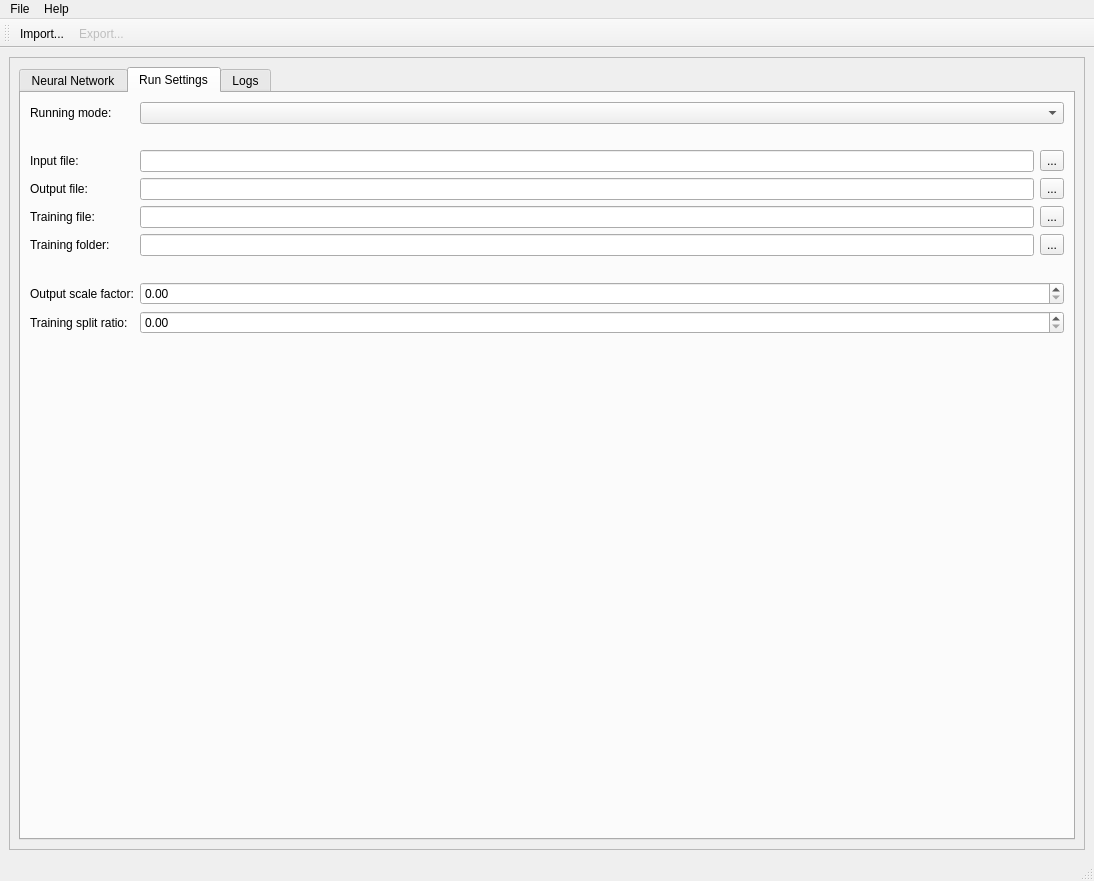
obewan/SIPAI, file gui/MainWindow.ui: the form before one commit.
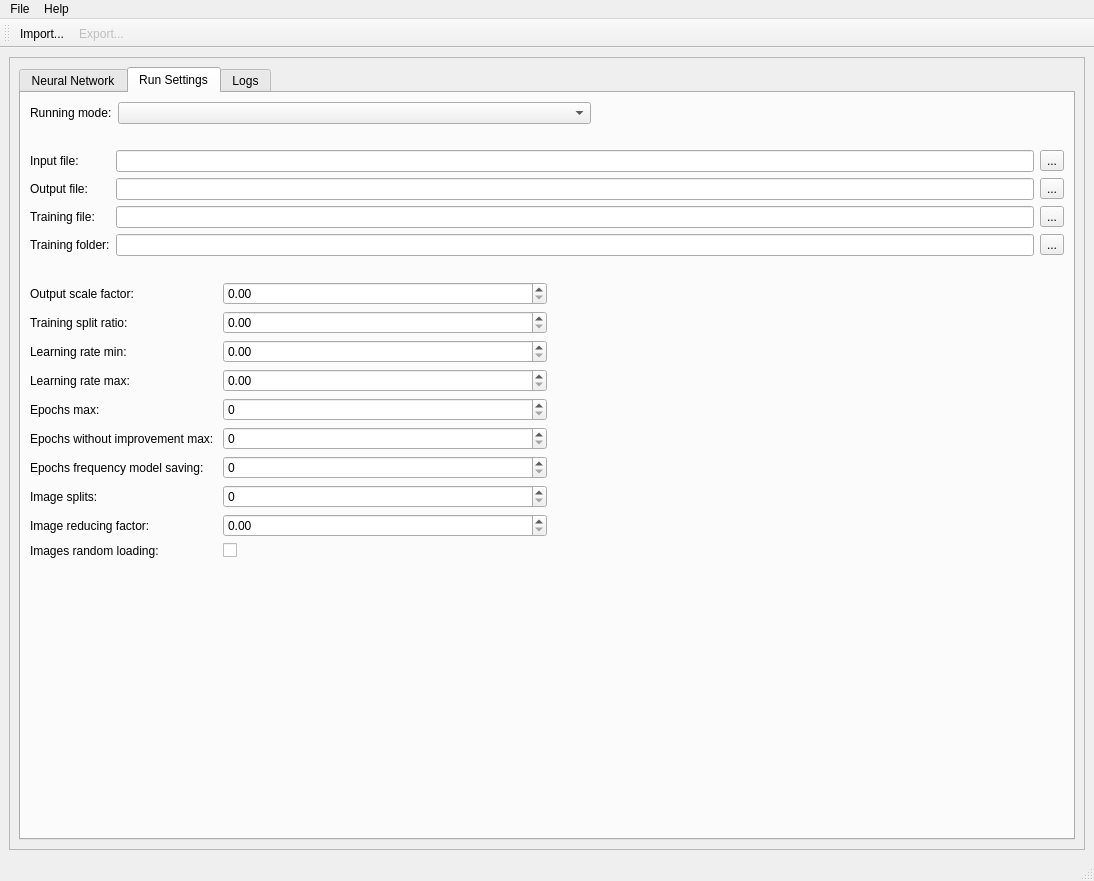
The form after the commit. The open tabs and pages were chosen to show the change. Icons and pictures are not drawn.

```diff
--- a/gui/MainWindow.ui
+++ b/gui/MainWindow.ui
@@ -97,7 +97,7 @@
                   <item>
                    <widget class="QLineEdit" name="lineEditCurrentNetwork">
                     <property name="enabled">
-                     <bool>false</bool>
+                     <bool>true</bool>
                     </property>
                    </widget>
                   </item>
@@ -602,9 +602,9 @@
            </attribute>
            <layout class="QHBoxLayout" name="horizontalLayout_7">
             <item>
-             <layout class="QVBoxLayout" name="verticalLayout_4">
+             <layout class="QVBoxLayout" name="verticalLayout_4" stretch="0,0,1">
               <item>
-               <layout class="QFormLayout" name="formLayout">
+               <layout class="QFormLayout" name="formLayout_7">
                 <item row="0" column="0">
                  <widget class="QLabel" name="labelMode">
                   <property name="text">
@@ -613,16 +613,58 @@
                  </widget>
                 </item>
                 <item row="0" column="1">
-                 <widget class="QComboBox" name="comboBoxMode"/>
-                </item>
-                <item row="2" column="0">
+                 <layout class="QHBoxLayout" name="horizontalLayout_15" stretch="1,1">
+                  <item>
+                   <widget class="QComboBox" name="comboBoxMode">
+                    <property name="sizePolicy">
+                     <sizepolicy hsizetype="Preferred" vsizetype="Fixed">
+                      <horstretch>0</horstretch>
+                      <verstretch>0</verstretch>
+                     </sizepolicy>
+                    </property>
+                   </widget>
+                  </item>
+                  <item>
+                   <spacer name="horizontalSpacer_4">
+                    <property name="orientation">
+                     <enum>Qt::Horizontal</enum>
+                    </property>
+                    <property name="sizeHint" stdset="0">
+                     <size>
+                      <width>40</width>
+                      <height>20</height>
+                     </size>
+                    </property>
+                   </spacer>
+                  </item>
+                 </layout>
+                </item>
+                <item row="1" column="0">
+                 <widget class="QLabel" name="labelSpace_11">
+                  <property name="text">
+                   <string/>
+                  </property>
+                 </widget>
+                </item>
+                <item row="1" column="1">
+                 <widget class="QLabel" name="labelSpace_12">
+                  <property name="text">
+                   <string/>
+                  </property>
+                 </widget>
+                </item>
+               </layout>
+              </item>
+              <item>
+               <layout class="QFormLayout" name="formLayout_6">
+                <item row="0" column="0">
                  <widget class="QLabel" name="labelInputFile">
                   <property name="text">
                    <string>Input file:</string>
                   </property>
                  </widget>
                 </item>
-                <item row="2" column="1">
+                <item row="0" column="1">
                  <layout class="QHBoxLayout" name="horizontalLayout_8">
                   <item>
                    <widget class="QLineEdit" name="lineEditInputFile"/>
@@ -640,14 +682,14 @@
                   </item>
                  </layout>
                 </item>
-                <item row="3" column="0">
+                <item row="1" column="0">
                  <widget class="QLabel" name="labelOutputFile">
                   <property name="text">
                    <string>Output file:</string>
                   </property>
                  </widget>
                 </item>
-                <item row="3" column="1">
+                <item row="1" column="1">
                  <layout class="QHBoxLayout" name="horizontalLayout_2">
                   <item>
                    <widget class="QLineEdit" name="lineEditOuputFile"/>
@@ -665,14 +707,14 @@
                   </item>
                  </layout>
                 </item>
-                <item row="4" column="0">
+                <item row="2" column="0">
                  <widget class="QLabel" name="labelTrainingFile">
                   <property name="text">
                    <string>Training file:</string>
                   </property>
                  </widget>
                 </item>
-                <item row="4" column="1">
+                <item row="2" column="1">
                  <layout class="QHBoxLayout" name="horizontalLayout_10">
                   <item>
                    <widget class="QLineEdit" name="lineEditTrainingFile"/>
@@ -690,14 +732,14 @@
                   </item>
                  </layout>
                 </item>
-                <item row="5" column="0">
+                <item row="3" column="0">
                  <widget class="QLabel" name="labelTrainingFolder">
                   <property name="text">
                    <string>Training folder:</string>
                   </property>
                  </widget>
                 </item>
-                <item row="5" column="1">
+                <item row="3" column="1">
                  <layout class="QHBoxLayout" name="horizontalLayout_11">
                   <item>
                    <widget class="QLineEdit" name="lineEditTrainingFolder"/>
@@ -715,53 +757,157 @@
                   </item>
                  </layout>
                 </item>
-                <item row="6" column="0">
+               </layout>
+              </item>
+              <item>
+               <layout class="QHBoxLayout" name="horizontalLayout_14" stretch="1,1">
+                <item>
+                 <layout class="QFormLayout" name="formLayout">
+                  <item row="0" column="0">
                  <widget class="QLabel" name="labelSpace_9">
                   <property name="text">
                    <string/>
                   </property>
                  </widget>
                 </item>
-                <item row="6" column="1">
+                  <item row="0" column="1">
                  <widget class="QLabel" name="labelSpace_10">
                   <property name="text">
                    <string/>
                   </property>
                  </widget>
                 </item>
-                <item row="7" column="0">
+                  <item row="1" column="0">
                  <widget class="QLabel" name="labelOutputScale">
                   <property name="text">
                    <string>Output scale factor:</string>
                   </property>
                  </widget>
                 </item>
-                <item row="7" column="1">
-                 <widget class="QDoubleSpinBox" name="doubleSpinBoxOutputScaleFactor"/>
-                </item>
-                <item row="8" column="0">
+                  <item row="1" column="1">
+                   <widget class="QDoubleSpinBox" name="doubleSpinBoxOutputScaleFactor">
+                    <property name="sizePolicy">
+                     <sizepolicy hsizetype="Minimum" vsizetype="Fixed">
+                      <horstretch>0</horstretch>
+                      <verstretch>0</verstretch>
+                     </sizepolicy>
+                    </property>
+                    <property name="minimumSize">
+                     <size>
+                      <width>0</width>
+                      <height>0</height>
+                     </size>
+                    </property>
+                   </widget>
+                  </item>
+                  <item row="2" column="0">
                  <widget class="QLabel" name="labelTrainingSplit">
                   <property name="text">
                    <string>Training split ratio:</string>
                   </property>
                  </widget>
                 </item>
-                <item row="8" column="1">
+                  <item row="2" column="1">
                  <widget class="QDoubleSpinBox" name="doubleSpinBoxTrainingSplit"/>
                 </item>
-                <item row="1" column="0">
-                 <widget class="QLabel" name="labelSpace_11">
+                  <item row="3" column="0">
+                   <widget class="QLabel" name="labelLearningRateMin">
                   <property name="text">
-                   <string/>
+                     <string>Learning rate min:</string>
                   </property>
                  </widget>
                 </item>
-                <item row="1" column="1">
-                 <widget class="QLabel" name="labelSpace_12">
+                  <item row="3" column="1">
+                   <widget class="QDoubleSpinBox" name="doubleSpinBoxLearningRateMin"/>
+                  </item>
+                  <item row="4" column="0">
+                   <widget class="QLabel" name="labelLearningRateMax">
                   <property name="text">
+                     <string>Learning rate max:</string>
+                    </property>
+                   </widget>
+                  </item>
+                  <item row="4" column="1">
+                   <widget class="QDoubleSpinBox" name="doubleSpinBoxLearningRateMax"/>
+                  </item>
+                  <item row="5" column="0">
+                   <widget class="QLabel" name="labelEpochsMax">
+                    <property name="text">
+                     <string>Epochs max:</string>
+                    </property>
+                   </widget>
+                  </item>
+                  <item row="5" column="1">
+                   <widget class="QSpinBox" name="spinBoxEpochsMax"/>
+                  </item>
+                  <item row="6" column="0">
+                   <widget class="QLabel" name="labelEpochsWithoutImpMax">
+                    <property name="text">
+                     <string>Epochs without improvement max: </string>
+                    </property>
+                   </widget>
+                  </item>
+                  <item row="6" column="1">
+                   <widget class="QSpinBox" name="spinBoxEpochsWithoutImpMax"/>
+                  </item>
+                  <item row="7" column="0">
+                   <widget class="QLabel" name="labelEpochsSaving">
+                    <property name="text">
+                     <string>Epochs frequency model saving:</string>
+                    </property>
+                   </widget>
+                  </item>
+                  <item row="7" column="1">
+                   <widget class="QSpinBox" name="spinBoxEpochsSaving"/>
+                  </item>
+                  <item row="8" column="0">
+                   <widget class="QLabel" name="labelImageSplits">
+                    <property name="text">
+                     <string>Image splits:</string>
+                    </property>
+                   </widget>
+                  </item>
+                  <item row="8" column="1">
+                   <widget class="QSpinBox" name="spinBoxImageSplits"/>
+                  </item>
+                  <item row="9" column="0">
+                   <widget class="QLabel" name="labelImageReducingFactor">
+                    <property name="text">
+                     <string>Image reducing factor:</string>
+                    </property>
+                   </widget>
+                  </item>
+                  <item row="9" column="1">
+                   <widget class="QDoubleSpinBox" name="doubleSpinBoxImageReducingFactor"/>
+                  </item>
+                  <item row="10" column="0">
+                   <widget class="QLabel" name="labelImagesRandomLoading">
+                    <property name="text">
+                     <string>Images random loading:</string>
+                    </property>
+                   </widget>
+                  </item>
+                  <item row="10" column="1">
+                   <widget class="QCheckBox" name="checkBoxImagesRandomLoading">
+                    <property name="text">
                    <string/>
                   </property>
                  </widget>
+                  </item>
+                 </layout>
+                </item>
+                <item>
+                 <spacer name="horizontalSpacer_2">
+                  <property name="orientation">
+                   <enum>Qt::Horizontal</enum>
+                  </property>
+                  <property name="sizeHint" stdset="0">
+                   <size>
+                    <width>40</width>
+                    <height>20</height>
+                   </size>
+                  </property>
+                 </spacer>
                 </item>
                </layout>
               </item>
```
Lines whose indentation alone changed are shown as unchanged.
